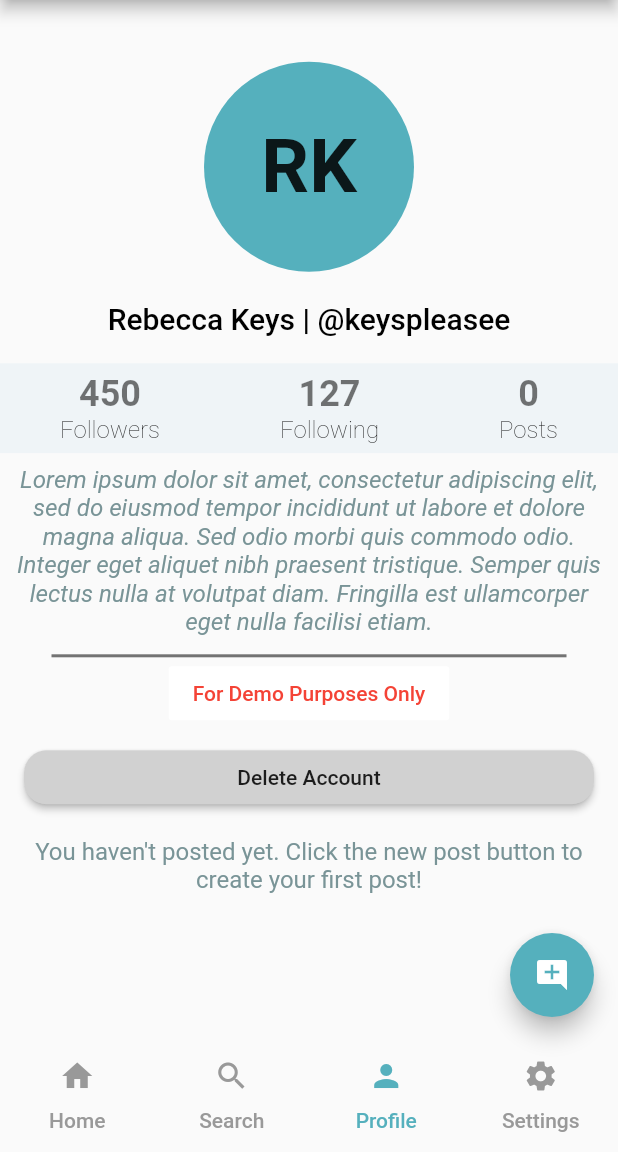
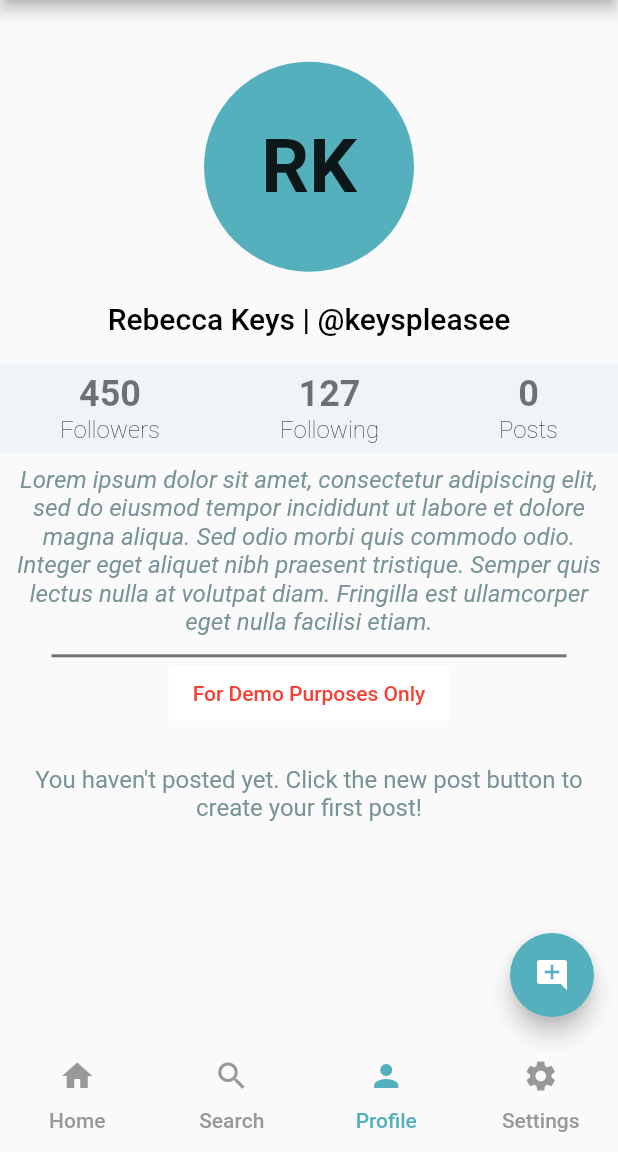
Before and after one commit to awes0menessInc/cs_307, a Flutter app: the screen it shows after launch, item 3 of the bottom bar chosen, on a phone screen of 412 x 824 dp, the part 84-1236 px from its top. Run offline on Flutter 3.47's test engine with Material 2 defaults, Android fonts, the phone set to English and light mode, and no system bars; our stand-ins replace cloud_firestore, cloud_functions, firebase_auth, firebase_core; accounts and stored records are empty; Roboto replaces fonts that are missing (Montserrat, Spectral).

Commit message:
Move delete account to settings

```diff
--- a/lib/profile.dart
+++ b/lib/profile.dart
@@ -306,24 +306,6 @@ class ProfilePageState extends State<ProfilePage> {
                 )
               ]
             ),
-          Row(
-            children: <Widget>[
-              Visibility(
-                visible: isAccountOwner,
-                child: Expanded(
-                  child: RaisedButton(
-                    child: Text("Delete Account"),
-                    color: Color(0xffd1d1d1),
-                    shape: RoundedRectangleBorder(
-                    borderRadius: new BorderRadius.circular(15.0)),
-                    onPressed: () {
-                      print("Clicked Delete");
-                    },
-                  ),
-                ),
-              )
-            ],
-          )
         ],
       ));
   }
```
